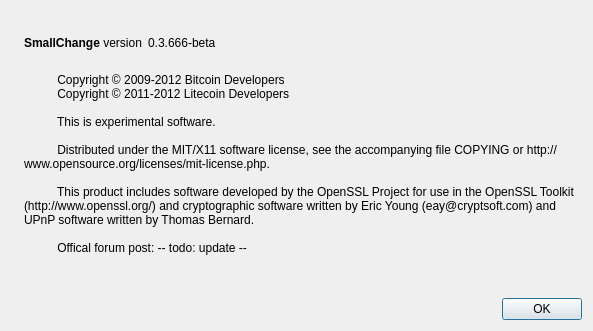
First picture: the form in src/qt/forms/aboutdialog.ui, repository concretecoin/concretecoin, before the edit.
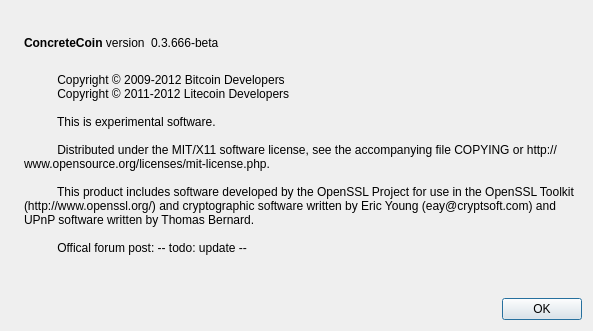
Second picture: the form after the edit. Icons and pictures are not drawn.

```diff
--- a/src/qt/forms/aboutdialog.ui
+++ b/src/qt/forms/aboutdialog.ui
@@ -50,7 +50,7 @@
           <cursorShape>IBeamCursor</cursorShape>
          </property>
          <property name="text">
-          <string>&lt;b&gt;SmallChange&lt;/b&gt; version</string>
+          <string>&lt;b&gt;ConcreteCoin&lt;/b&gt; version</string>
          </property>
          <property name="textInteractionFlags">
           <set>Qt::LinksAccessibleByMouse|Qt::TextSelectableByKeyboard|Qt::TextSelectableByMouse</set>
```
Left out of the diff: 2 changed lines with no effect on the pictures.
